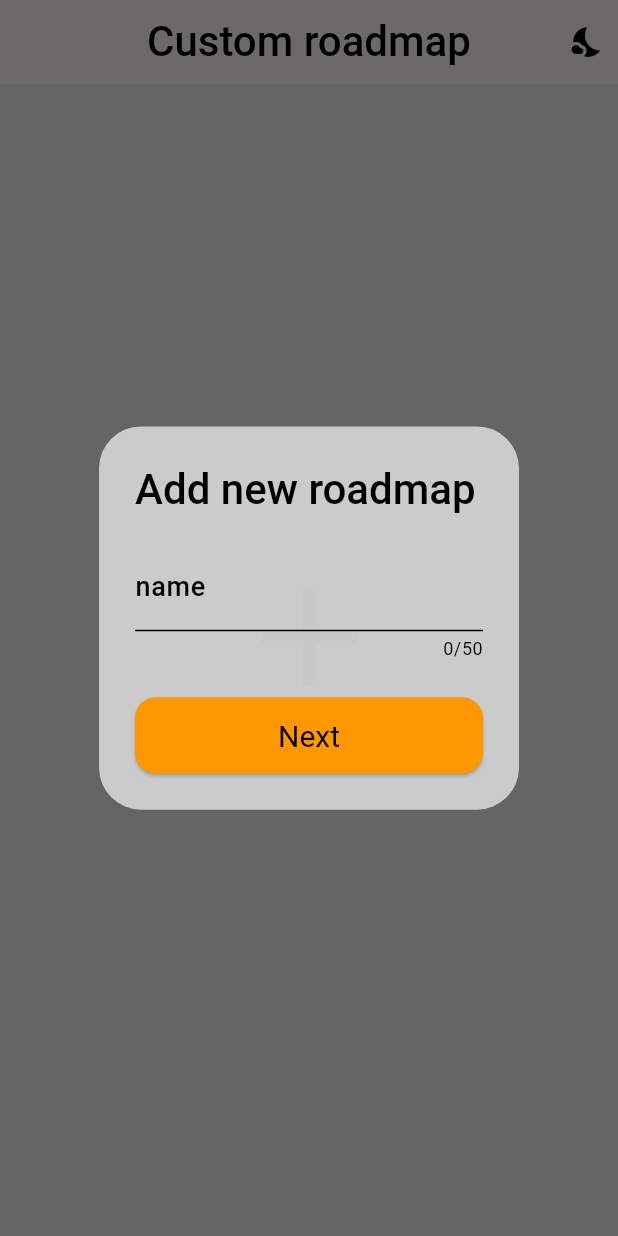
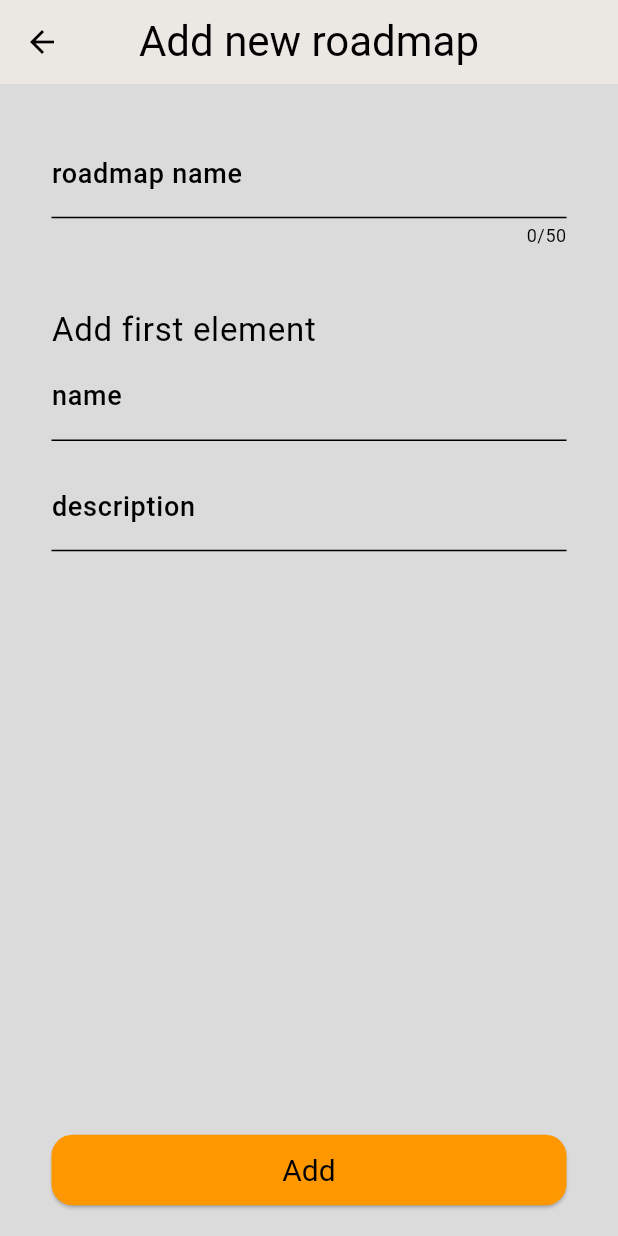
Before and after one commit to Fileurix3/custom_roadmap, a Flutter app: the screen it shows after launch, after a tap on the "add" icon, on a phone screen of 412 x 824 dp. Run offline on Flutter 3.47's test engine with Material 3 defaults, Android fonts, the phone set to English and light mode, and no system bars; our stand-ins replace flutter_bloc, flutter_slidable, shared_preferences, sqflite, timeline_tile; accounts and stored records are empty.

Commit message:
change the functionality of adding a roadmap

```diff
--- a/lib/main.dart
+++ b/lib/main.dart
@@ -3,12 +3,15 @@ import 'package:custom_roadmap/bloc/roadmap/roadmap_state.dart';
 import 'package:custom_roadmap/bloc/summary%20roadmap/summary_roadmap_state.dart';
 import 'package:custom_roadmap/bloc/theme/theme_state.dart';
 import 'package:custom_roadmap/pages/about_roadmap_element_page.dart';
+import 'package:custom_roadmap/pages/add_new_roadmap_page.dart';
 import 'package:custom_roadmap/pages/home_page.dart';
 import 'package:custom_roadmap/pages/roadmap_page.dart';
-import 'package:custom_roadmap/theme.dart';
 import 'package:flutter/material.dart';
 import 'package:flutter_bloc/flutter_bloc.dart';
 import 'package:shared_preferences/shared_preferences.dart';
+
+import 'theme/dark_theme.dart';
+import 'theme/light_theme.dart';
 
 void main() async {
   WidgetsFlutterBinding.ensureInitialized();
@@ -45,6 +48,7 @@ class MyApp extends StatelessWidget {
             "/roadmapPage": (context) => const RoadmapPage(),
             "/aboutRoadmapElementPage": (context) =>
                 const AboutRoadmapElementPage(),
+            "/addNewRoadmapPage": (context) => const AddNewRoadmapPage(),
           },
         );
       },
--- /dev/null
+++ b/lib/pages/add_new_roadmap_page.dart
@@ -0,0 +1,121 @@
+import 'package:custom_roadmap/bloc/summary%20roadmap/summary_roadmap_state.dart';
+import 'package:flutter/material.dart';
+import 'package:flutter_bloc/flutter_bloc.dart';
+
+class AddNewRoadmapPage extends StatefulWidget {
+  const AddNewRoadmapPage({super.key});
+
+  @override
+  State<AddNewRoadmapPage> createState() => _AddNewRoadmapPageState();
+}
+
+class _AddNewRoadmapPageState extends State<AddNewRoadmapPage> {
+  final _formKey = GlobalKey<FormState>();
+
+  TextEditingController roadmapNameController = TextEditingController();
+  TextEditingController firstElementNameController = TextEditingController();
+  TextEditingController firstElementDescriptionController =
+      TextEditingController();
+
+  @override
+  Widget build(BuildContext context) {
+    return Scaffold(
+      appBar: AppBar(
+        title: const Text("Add new roadmap"),
+      ),
+      body: Padding(
+        padding: EdgeInsets.symmetric(
+          horizontal: MediaQuery.of(context).size.width / 12,
+        ),
+        child: Column(
+          mainAxisAlignment: MainAxisAlignment.spaceBetween,
+          children: [
+            Expanded(
+              child: SingleChildScrollView(
+                child: Form(
+                  key: _formKey,
+                  child: Column(
+                    children: [
+                      const SizedBox(height: 30),
+                      TextFormField(
+                        controller: roadmapNameController,
+                        decoration: const InputDecoration(
+                          labelText: "roadmap name",
+                        ),
+                        style: Theme.of(context).textTheme.bodyMedium,
+                        maxLength: 50,
+                        validator: (value) {
+                          if (value == null || value.isEmpty) {
+                            return "Field must not be empty";
+                          }
+                          return null;
+                        },
+                      ),
+                      const SizedBox(height: 40),
+                      SizedBox(
+                        width: MediaQuery.of(context).size.width,
+                        child: Text(
+                          "Add first element",
+                          style: Theme.of(context).textTheme.labelMedium,
+                          textAlign: TextAlign.left,
+                        ),
+                      ),
+                      TextFormField(
+                        controller: firstElementNameController,
+                        decoration: const InputDecoration(
+                          labelText: "name",
+                          counterText: "",
+                        ),
+                        style: Theme.of(context).textTheme.bodyMedium,
+                        maxLength: 50,
+                        validator: (value) {
+                          if (value == null || value.isEmpty) {
+                            return "Field must not be empty";
+                          }
+                          return null;
+                        },
+                      ),
+                      const SizedBox(height: 14),
+                      TextFormField(
+                        controller: firstElementDescriptionController,
+                        decoration: const InputDecoration(
+                          labelText: "description",
+                        ),
+                        style: Theme.of(context).textTheme.bodyMedium,
+                        maxLines: null,
+                        validator: (value) {
+                          if (value == null || value.isEmpty) {
+                            return "Field must not be empty";
+                          }
+                          return null;
+                        },
+                      ),
+                    ],
+                  ),
+                ),
+              ),
+            ),
+            Container(
+              margin: const EdgeInsets.symmetric(vertical: 20),
+              child: ElevatedButton(
+                onPressed: () {
+                  if (_formKey.currentState!.validate()) {
+                    context.read<SummaryRoadmapCubit>().addNewRoadmap(
+                          roadmapNameController.text,
+                          firstElementNameController.text,
+                          firstElementDescriptionController.text,
+                        );
+                    Navigator.pop(context);
+                  }
+                },
+                child: const Center(
+                  child: Text("Add"),
+                ),
+              ),
+            ),
+          ],
+        ),
+      ),
+    );
+  }
+}
--- a/lib/pages/home_page.dart
+++ b/lib/pages/home_page.dart
@@ -13,90 +13,11 @@ class HomePage extends StatefulWidget {
 
 class _HomePageState extends State<HomePage> {
   TextEditingController roadmapNameController = TextEditingController();
-  TextEditingController roadmapElementController = TextEditingController();
-  TextEditingController descriptionController = TextEditingController();
 
   @override
   void initState() {
     super.initState();
     context.read<SummaryRoadmapCubit>().fetchRoadmaps();
-  }
-
-  void addNewRoadmapAlert() {
-    showDialog(
-      context: context,
-      builder: (coontext) {
-        return AlertDialog(
-          title: const Text("Add new roadmap"),
-          content: TextField(
-            controller: roadmapNameController,
-            decoration: const InputDecoration(labelText: "name"),
-            style: Theme.of(context).textTheme.bodyMedium,
-            maxLength: 50,
-          ),
-          actions: [
-            ElevatedButton(
-              onPressed: () {
-                if (roadmapNameController.text.isNotEmpty) {
-                  Navigator.pop(context);
-                  addFirstElementAlert(roadmapNameController.text);
-                  roadmapNameController.clear();
-                }
-              },
-              child: const Center(child: Text("Next")),
-            )
-          ],
-        );
-      },
-    );
-  }
-
-  void addFirstElementAlert(String nameRoadmap) {
-    showDialog(
-      context: context,
-      builder: (coontext) {
-        return AlertDialog(
-          title: const Text("First element"),
-          content: Column(
-            mainAxisSize: MainAxisSize.min,
-            children: [
-              TextField(
-                controller: roadmapElementController,
-                decoration:
-                    const InputDecoration(labelText: "Roadmap element name"),
-                style: Theme.of(context).textTheme.bodyMedium,
-                maxLength: 50,
-              ),
-              TextField(
-                controller: descriptionController,
-                decoration: const InputDecoration(labelText: "Description"),
-                style: Theme.of(context).textTheme.bodyMedium,
-                minLines: 1,
-                maxLines: 5,
-              ),
-            ],
-          ),
-          actions: [
-            ElevatedButton(
-              onPressed: () {
-                if (roadmapElementController.text.isNotEmpty &&
-                    descriptionController.text.isNotEmpty) {
-                  context.read<SummaryRoadmapCubit>().addNewRoadmap(
-                        nameRoadmap,
-                        roadmapElementController.text,
-                        descriptionController.text,
-                      );
-                  Navigator.pop(context);
-                  roadmapElementController.clear();
-                  descriptionController.clear();
-                }
-              },
-              child: const Center(child: Text("Add")),
-            )
-          ],
-        );
-      },
-    );
   }
 
   void updateRoadmapNameAlert(String currentName) {
@@ -134,9 +55,8 @@ class _HomePageState extends State<HomePage> {
     return Scaffold(
       appBar: AppBar(
         automaticallyImplyLeading: false,
-        title: Text(
-          "Custom roadmap",
-          style: Theme.of(context).textTheme.headlineSmall,
+        title: const Text(
+          "Custom roadmaps list",
         ),
         actions: [
           BlocBuilder<ThemeCubit, ThemeState>(
@@ -197,7 +117,7 @@ class _HomePageState extends State<HomePage> {
                       highlightColor: Colors.grey.withOpacity(0.2),
                       padding: const EdgeInsets.all(0),
                       onPressed: () {
-                        addNewRoadmapAlert();
+                        Navigator.pushNamed(context, "/addNewRoadmapPage");
                       },
                       icon: Icon(
                         Icons.add,
@@ -322,7 +242,7 @@ class _HomePageState extends State<HomePage> {
                 ),
                 floatingActionButton: FloatingActionButton(
                   onPressed: () {
-                    addNewRoadmapAlert();
+                    Navigator.pushNamed(context, "/addNewRoadmapPage");
                   },
                   child: const Icon(Icons.add),
                 ),
--- a/lib/pages/roadmap_page.dart
+++ b/lib/pages/roadmap_page.dart
@@ -79,7 +79,6 @@ class _RoadmapPageState extends State<RoadmapPage> {
       appBar: AppBar(
         title: Text(
           roadmapName,
-          style: Theme.of(context).textTheme.headlineSmall,
         ),
       ),
       body: BlocBuilder<RoadmapCubit, RoadmapState>(
--- /dev/null
+++ b/lib/theme/dark_theme.dart
@@ -0,0 +1,26 @@
+import 'package:custom_roadmap/theme/other_theme.dart';
+import 'package:flutter/material.dart';
+
+ThemeData darkTheme = ThemeData(
+  appBarTheme: AppBarTheme(
+    color: Colors.grey[900],
+    titleTextStyle: const TextStyle(
+      fontSize: 28,
+      fontWeight: FontWeight.w400,
+      color: Colors.white,
+    ),
+    centerTitle: true,
+  ),
+  colorScheme: ColorScheme.fromSwatch(
+    primarySwatch: Colors.indigo,
+    accentColor: Colors.indigoAccent,
+    cardColor: Colors.grey[850],
+    backgroundColor: Colors.grey[900],
+    brightness: Brightness.dark,
+  ),
+  inputDecorationTheme: inputDecoration(Colors.grey[350]),
+  elevatedButtonTheme: ElevatedButtonThemeData(
+    style: elevationButtonStyle(Colors.indigo, Colors.white),
+  ),
+  textTheme: textTheme,
+);
--- /dev/null
+++ b/lib/theme/light_theme.dart
@@ -0,0 +1,26 @@
+import 'package:custom_roadmap/theme/other_theme.dart';
+import 'package:flutter/material.dart';
+
+ThemeData lightTheme = ThemeData(
+  appBarTheme: const AppBarTheme(
+    color: Color.fromRGBO(235, 231, 227, 1),
+    titleTextStyle: TextStyle(
+      fontSize: 28,
+      fontWeight: FontWeight.w400,
+      color: Colors.black,
+    ),
+    centerTitle: true,
+  ),
+  colorScheme: ColorScheme.fromSwatch(
+    primarySwatch: Colors.orange,
+    accentColor: Colors.orangeAccent,
+    cardColor: const Color.fromRGBO(215, 215, 215, 0.9),
+    backgroundColor: const Color.fromRGBO(235, 231, 227, 1),
+    brightness: Brightness.light,
+  ),
+  inputDecorationTheme: inputDecoration(Colors.black),
+  elevatedButtonTheme: ElevatedButtonThemeData(
+    style: elevationButtonStyle(Colors.orange, Colors.black),
+  ),
+  textTheme: textTheme,
+);
--- a/lib/theme.dart
+++ b/lib/theme/other_theme.dart
@@ -1,17 +1,7 @@
 import 'package:flutter/material.dart';
 
 const TextTheme textTheme = TextTheme(
-  //appBar text
-  headlineSmall: TextStyle(fontSize: 28, fontWeight: FontWeight.w500),
-
   titleLarge: TextStyle(fontSize: 32, fontWeight: FontWeight.w500),
-  titleMedium: TextStyle(fontSize: 26, fontWeight: FontWeight.w500),
-  titleSmall: TextStyle(
-    fontSize: 26,
-    fontWeight: FontWeight.w500,
-    decoration: TextDecoration.lineThrough,
-    decorationThickness: 2.0,
-  ),
   labelLarge: TextStyle(fontSize: 24, fontWeight: FontWeight.w500),
   labelMedium: TextStyle(fontSize: 22, fontWeight: FontWeight.w400),
 
@@ -27,7 +17,7 @@ ButtonStyle elevationButtonStyle(Color mainColor, Color textColor) =>
       foregroundColor: WidgetStateProperty.all<Color>(textColor),
       backgroundColor: WidgetStateProperty.all<Color>(mainColor),
       padding: WidgetStateProperty.all<EdgeInsetsGeometry>(
-        const EdgeInsets.symmetric(horizontal: 20, vertical: 14),
+        const EdgeInsets.symmetric(horizontal: 20, vertical: 12),
       ),
       shape: WidgetStateProperty.all<RoundedRectangleBorder>(
         RoundedRectangleBorder(
@@ -68,22 +58,3 @@ ThemeData lightTheme = ThemeData(
   ),
   textTheme: textTheme,
 );
-
-ThemeData darkTheme = ThemeData(
-  appBarTheme: AppBarTheme(
-    color: Colors.grey[900],
-    centerTitle: true,
-  ),
-  colorScheme: ColorScheme.fromSwatch(
-    primarySwatch: Colors.indigo,
-    accentColor: Colors.indigoAccent,
-    cardColor: Colors.grey[850],
-    backgroundColor: Colors.grey[900],
-    brightness: Brightness.dark,
-  ),
-  inputDecorationTheme: inputDecoration(Colors.grey[350]),
-  elevatedButtonTheme: ElevatedButtonThemeData(
-    style: elevationButtonStyle(Colors.indigo, Colors.white),
-  ),
-  textTheme: textTheme,
-);
```
